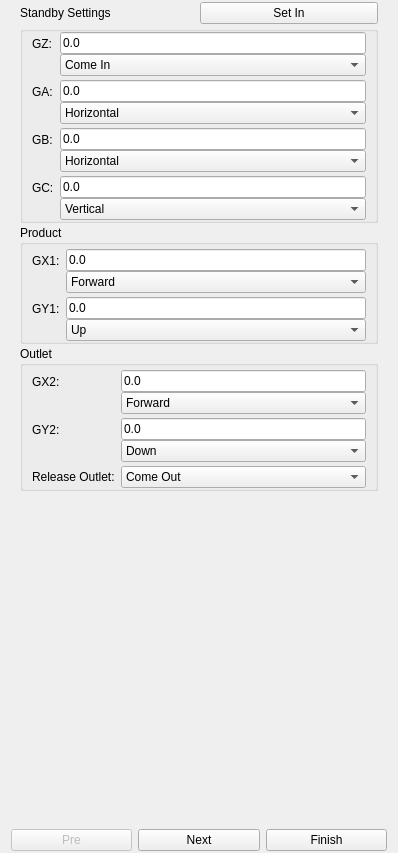
Qt form hcinstruction/icprogramguidepage.ui (GaussCheng/2-5AxisPunch) before a commit.
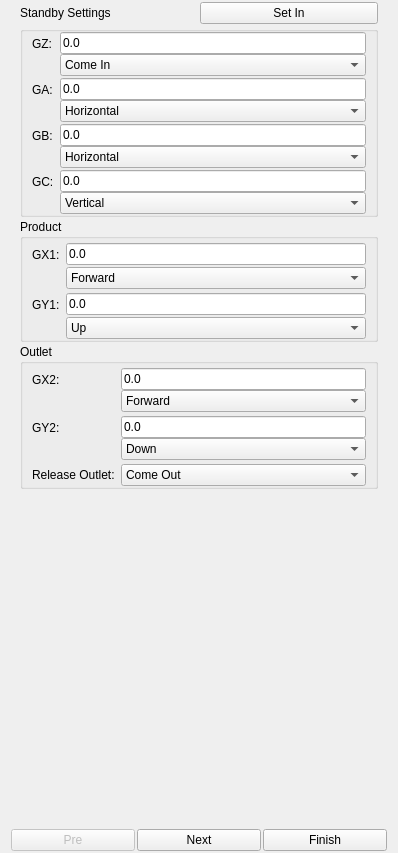
The same form after that commit. The open tabs and pages were chosen to show the change. Icons and pictures are not drawn. Custom widgets are drawn as their Qt base class.

What changed in the file:
```diff
--- a/hcinstruction/icprogramguidepage.ui
+++ b/hcinstruction/icprogramguidepage.ui
@@ -29,6 +29,9 @@
  }</string>
   </property>
   <layout class="QVBoxLayout" name="verticalLayout">
+   <property name="spacing">
+    <number>2</number>
+   </property>
    <property name="topMargin">
     <number>2</number>
    </property>
@@ -38,7 +41,7 @@
    <item>
     <widget class="QStackedWidget" name="stackedWidget">
      <property name="currentIndex">
-      <number>1</number>
+      <number>2</number>
      </property>
      <widget class="QWidget" name="page1">
       <layout class="QVBoxLayout" name="verticalLayout_13">
@@ -239,7 +242,7 @@
         <widget class="QGroupBox" name="commonGroupBox">
          <layout class="QFormLayout" name="formLayout_3">
           <property name="verticalSpacing">
-           <number>4</number>
+           <number>2</number>
           </property>
           <property name="topMargin">
            <number>0</number>
@@ -405,6 +408,9 @@
           </item>
           <item row="0" column="1">
            <layout class="QVBoxLayout" name="verticalLayout_2">
+            <property name="spacing">
+             <number>2</number>
+            </property>
             <item>
              <widget class="ICLineEditWithVirtualNumericKeypad" name="x1Edit">
               <property name="text">
@@ -437,6 +443,9 @@
           </item>
           <item row="1" column="1">
            <layout class="QVBoxLayout" name="verticalLayout_3">
+            <property name="spacing">
+             <number>2</number>
+            </property>
             <item>
              <widget class="ICLineEditWithVirtualNumericKeypad" name="y1Edit">
               <property name="text">
```
